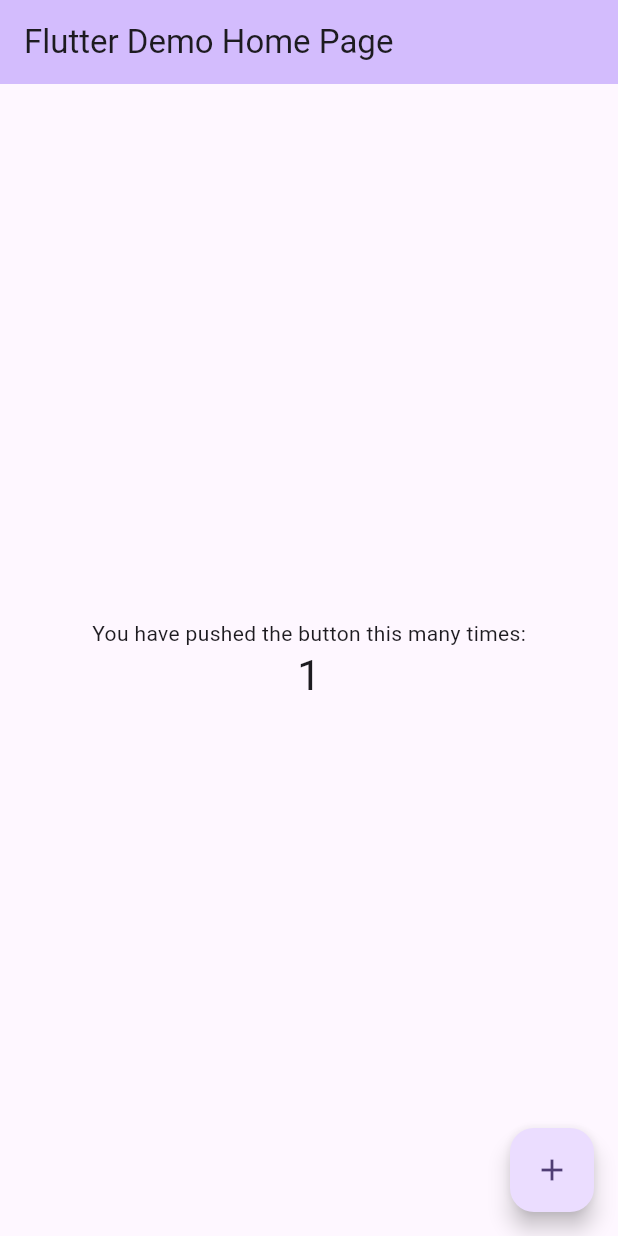
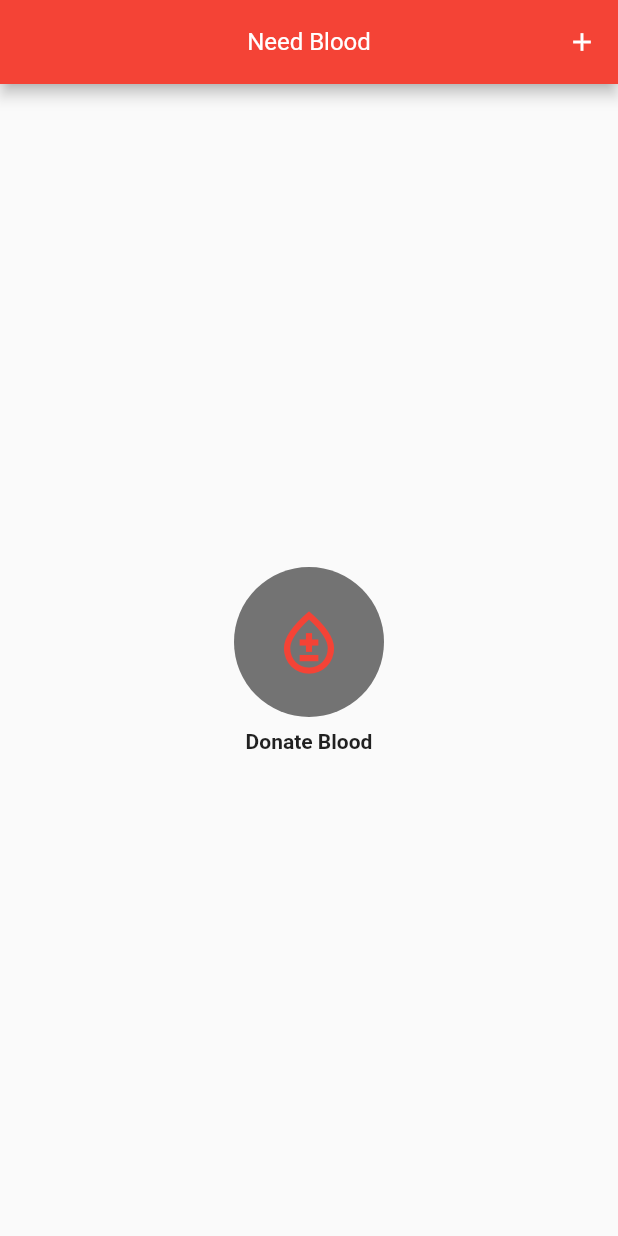
Before and after one commit to mithunadhikary/modules-10-live-test, a Flutter app: the screen it shows after launch, after a tap on the "add" icon, on a phone screen of 412 x 824 dp. Run offline on Flutter 3.47's test engine with Material 2 defaults, Android fonts, the phone set to English and light mode, and no system bars.

Commit message:
layout design implement

```diff
--- a/lib/main.dart
+++ b/lib/main.dart
@@ -1,125 +1,70 @@
 import 'package:flutter/material.dart';
 
 void main() {
-  runApp(const MyApp());
+  runApp(MyApp());
 }
-
 class MyApp extends StatelessWidget {
-  const MyApp({super.key});
-
-  // This widget is the root of your application.
   @override
   Widget build(BuildContext context) {
     return MaterialApp(
-      title: 'Flutter Demo',
-      theme: ThemeData(
-        // This is the theme of your application.
-        //
-        // TRY THIS: Try running your application with "flutter run". You'll see
-        // the application has a blue toolbar. Then, without quitting the app,
-        // try changing the seedColor in the colorScheme below to Colors.green
-        // and then invoke "hot reload" (save your changes or press the "hot
-        // reload" button in a Flutter-supported IDE, or press "r" if you used
-        // the command line to start the app).
-        //
-        // Notice that the counter didn't reset back to zero; the application
-        // state is not lost during the reload. To reset the state, use hot
-        // restart instead.
-        //
-        // This works for code too, not just values: Most code changes can be
-        // tested with just a hot reload.
-        colorScheme: ColorScheme.fromSeed(seedColor: Colors.deepPurple),
-        useMaterial3: true,
-      ),
-      home: const MyHomePage(title: 'Flutter Demo Home Page'),
+        debugShowCheckedModeBanner: false,
+        home: Home(),
     );
   }
 }
 
-class MyHomePage extends StatefulWidget {
-  const MyHomePage({super.key, required this.title});
-
-  // This widget is the home page of your application. It is stateful, meaning
-  // that it has a State object (defined below) that contains fields that affect
-  // how it looks.
-
-  // This class is the configuration for the state. It holds the values (in this
-  // case the title) provided by the parent (in this case the App widget) and
-  // used by the build method of the State. Fields in a Widget subclass are
-  // always marked "final".
-
-  final String title;
-
-  @override
-  State<MyHomePage> createState() => _MyHomePageState();
-}
-
-class _MyHomePageState extends State<MyHomePage> {
-  int _counter = 0;
-
-  void _incrementCounter() {
-    setState(() {
-      // This call to setState tells the Flutter framework that something has
-      // changed in this State, which causes it to rerun the build method below
-      // so that the display can reflect the updated values. If we changed
-      // _counter without calling setState(), then the build method would not be
-      // called again, and so nothing would appear to happen.
-      _counter++;
-    });
-  }
-
+class Home extends StatelessWidget {
   @override
   Widget build(BuildContext context) {
-    // This method is rerun every time setState is called, for instance as done
-    // by the _incrementCounter method above.
-    //
-    // The Flutter framework has been optimized to make rerunning build methods
-    // fast, so that you can just rebuild anything that needs updating rather
-    // than having to individually change instances of widgets.
     return Scaffold(
       appBar: AppBar(
-        // TRY THIS: Try changing the color here to a specific color (to
-        // Colors.amber, perhaps?) and trigger a hot reload to see the AppBar
-        // change color while the other colors stay the same.
-        backgroundColor: Theme.of(context).colorScheme.inversePrimary,
-        // Here we take the value from the MyHomePage object that was created by
-        // the App.build method, and use it to set our appbar title.
-        title: Text(widget.title),
+        title: Text('Need Blood'),
+        centerTitle: true,
+        backgroundColor: Colors.red,
+         titleTextStyle: TextStyle(
+            color: Colors.white,
+            fontSize: 16,
+         ),
+        actions: [
+          IconButton(
+            icon: Icon(
+              Icons.add,
+              color: Colors.white,
+              size: 20,
+            ),
+            onPressed: () {
+
+            },
+          ),
+
+        ],
       ),
       body: Center(
-        // Center is a layout widget. It takes a single child and positions it
-        // in the middle of the parent.
         child: Column(
-          // Column is also a layout widget. It takes a list of children and
-          // arranges them vertically. By default, it sizes itself to fit its
-          // children horizontally, and tries to be as tall as its parent.
-          //
-          // Column has various properties to control how it sizes itself and
-          // how it positions its children. Here we use mainAxisAlignment to
-          // center the children vertically; the main axis here is the vertical
-          // axis because Columns are vertical (the cross axis would be
-          // horizontal).
-          //
-          // TRY THIS: Invoke "debug painting" (choose the "Toggle Debug Paint"
-          // action in the IDE, or press "p" in the console), to see the
-          // wireframe for each widget.
           mainAxisAlignment: MainAxisAlignment.center,
-          children: <Widget>[
-            const Text(
-              'You have pushed the button this many times:',
+          children: [
+            CircleAvatar(
+              radius: 50,
+              backgroundColor: Colors.black54,
+              child: Row(
+                mainAxisAlignment: MainAxisAlignment.center,
+                children: [
+                  Icon(
+                    Icons.bloodtype_outlined,
+                    size: 50,
+                    color: Colors.red,
+                  ),
+                ],
+              ),
             ),
+            SizedBox(height: 8),
             Text(
-              '$_counter',
-              style: Theme.of(context).textTheme.headlineMedium,
+              'Donate Blood',
+              style: TextStyle(fontSize: 14, fontWeight: FontWeight.w700),
             ),
           ],
         ),
       ),
-      floatingActionButton: FloatingActionButton(
-        onPressed: _incrementCounter,
-        tooltip: 'Increment',
-        child: const Icon(Icons.add),
-      ), // This trailing comma makes auto-formatting nicer for build methods.
     );
   }
 }
```
